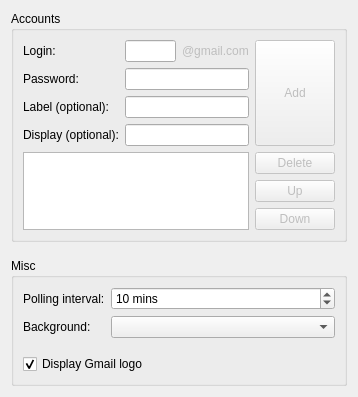
xxsergzzxx/gmailnotifier, file src/applet/gmailnotifierappletconfig.ui: the form before one commit.
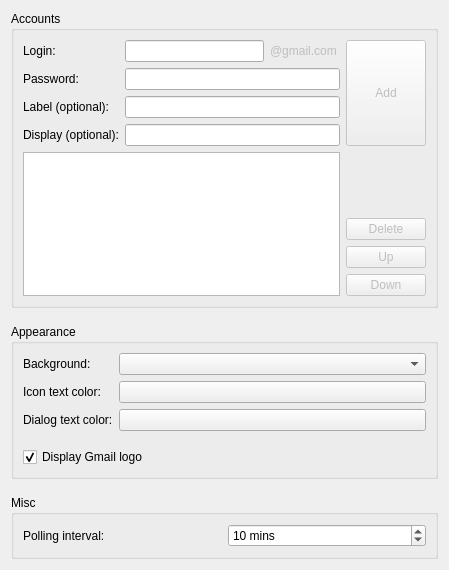
The form after the commit. Custom widgets are drawn as their Qt base class.

Commit message:
The user can now choose its own colors
- GUI cleanup / Reorg. / Add 2 new options for choosing colors
- CGUI (minor) code cleanup

What changed in the file:
```diff
--- a/src/applet/gmailnotifierappletconfig.ui
+++ b/src/applet/gmailnotifierappletconfig.ui
@@ -5,14 +5,14 @@
    <rect>
     <x>0</x>
     <y>0</y>
-    <width>358</width>
-    <height>396</height>
+    <width>449</width>
+    <height>570</height>
    </rect>
   </property>
   <property name="windowTitle" >
    <string>Form</string>
   </property>
-  <layout class="QGridLayout" name="gridLayout" >
+  <layout class="QGridLayout" name="gridLayout_5" >
    <item row="0" column="0" >
     <widget class="QGroupBox" name="grpBoxAccounts" >
      <property name="sizePolicy" >
@@ -284,7 +284,7 @@
     </widget>
    </item>
    <item row="1" column="0" >
-    <spacer name="verticalSpacer_2" >
+    <spacer name="verticalSpacer_4" >
      <property name="orientation" >
       <enum>Qt::Vertical</enum>
      </property>
@@ -300,21 +300,88 @@
     </spacer>
    </item>
    <item row="2" column="0" >
-    <widget class="QGroupBox" name="grpBoxMisc" >
+    <widget class="QGroupBox" name="grpAppearance" >
      <property name="title" >
-      <string>Misc</string>
+      <string>Appearance</string>
      </property>
-     <layout class="QGridLayout" name="gridLayout_4" >
+     <layout class="QGridLayout" name="gridLayout" >
       <item row="0" column="0" >
-       <layout class="QGridLayout" name="gridLayoutMisc" >
-        <item row="0" column="0" >
-         <widget class="QLabel" name="lblPollingInterval" >
-          <property name="text" >
-           <string>Polling interval:</string>
-          </property>
-         </widget>
-        </item>
+       <layout class="QFormLayout" name="formLayout_2" >
         <item row="1" column="0" >
+         <widget class="QLabel" name="lblIconTextColor" >
+          <property name="text" >
+           <string>Icon text color:</string>
+          </property>
+          <property name="buddy" >
+           <cstring>kcbIconColor</cstring>
+          </property>
+         </widget>
+        </item>
+        <item row="2" column="0" >
+         <widget class="QLabel" name="lblDialogTextColor" >
+          <property name="text" >
+           <string>Dialog text color:</string>
+          </property>
+          <property name="buddy" >
+           <cstring>kcbDialogColor</cstring>
+          </property>
+         </widget>
+        </item>
+        <item row="1" column="1" >
+         <widget class="KColorButton" name="kcbIconColor" >
+          <property name="sizePolicy" >
+           <sizepolicy vsizetype="Fixed" hsizetype="Expanding" >
+            <horstretch>0</horstretch>
+            <verstretch>0</verstretch>
+           </sizepolicy>
+          </property>
+          <property name="toolTip" >
+           <string>Color for the text drawn over the icon (when in panel mode)</string>
+          </property>
+          <property name="color" >
+           <color>
+            <red>0</red>
+            <green>87</green>
+            <blue>174</blue>
+           </color>
+          </property>
+          <property name="defaultColor" >
+           <color>
+            <red>0</red>
+            <green>87</green>
+            <blue>174</blue>
+           </color>
+          </property>
+         </widget>
+        </item>
+        <item row="2" column="1" >
+         <widget class="KColorButton" name="kcbDialogColor" >
+          <property name="sizePolicy" >
+           <sizepolicy vsizetype="Fixed" hsizetype="Expanding" >
+            <horstretch>0</horstretch>
+            <verstretch>0</verstretch>
+           </sizepolicy>
+          </property>
+          <property name="toolTip" >
+           <string>Color for the dialog text</string>
+          </property>
+          <property name="color" >
+           <color>
+            <red>255</red>
+            <green>255</green>
+            <blue>255</blue>
+           </color>
+          </property>
+          <property name="defaultColor" >
+           <color>
+            <red>255</red>
+            <green>255</green>
+            <blue>255</blue>
+           </color>
+          </property>
+         </widget>
+        </item>
+        <item row="0" column="0" >
          <widget class="QLabel" name="lblBackground" >
           <property name="sizePolicy" >
            <sizepolicy vsizetype="Preferred" hsizetype="Minimum" >
@@ -328,28 +395,6 @@
          </widget>
         </item>
         <item row="0" column="1" >
-         <widget class="KIntSpinBox" name="spinPollingInterval" >
-          <property name="toolTip" >
-           <string>Polling interval</string>
-          </property>
-          <property name="autoFillBackground" >
-           <bool>false</bool>
-          </property>
-          <property name="suffix" >
-           <string> mins</string>
-          </property>
-          <property name="minimum" >
-           <number>1</number>
-          </property>
-          <property name="maximum" >
-           <number>9999</number>
-          </property>
-          <property name="value" >
-           <number>10</number>
-          </property>
-         </widget>
-        </item>
-        <item row="1" column="1" >
          <widget class="KComboBox" name="comboBackground" >
           <property name="sizePolicy" >
            <sizepolicy vsizetype="Fixed" hsizetype="Expanding" >
@@ -399,9 +444,75 @@
      </layout>
     </widget>
    </item>
+   <item row="3" column="0" >
+    <spacer name="verticalSpacer_2" >
+     <property name="orientation" >
+      <enum>Qt::Vertical</enum>
+     </property>
+     <property name="sizeType" >
+      <enum>QSizePolicy::Fixed</enum>
+     </property>
+     <property name="sizeHint" stdset="0" >
+      <size>
+       <width>20</width>
+       <height>10</height>
+      </size>
+     </property>
+    </spacer>
+   </item>
+   <item row="4" column="0" >
+    <widget class="QGroupBox" name="grpBoxMisc" >
+     <property name="title" >
+      <string>Misc</string>
+     </property>
+     <layout class="QGridLayout" name="gridLayout_4" >
+      <item row="0" column="0" >
+       <layout class="QGridLayout" name="gridLayoutMisc" >
+        <item row="0" column="0" >
+         <widget class="QLabel" name="lblPollingInterval" >
+          <property name="text" >
+           <string>Polling interval:</string>
+          </property>
+          <property name="buddy" >
+           <cstring>spinPollingInterval</cstring>
+          </property>
+         </widget>
+        </item>
+        <item row="0" column="1" >
+         <widget class="KIntSpinBox" name="spinPollingInterval" >
+          <property name="toolTip" >
+           <string>Polling Interval</string>
+          </property>
+          <property name="autoFillBackground" >
+           <bool>false</bool>
+          </property>
+          <property name="suffix" >
+           <string> mins</string>
+          </property>
+          <property name="minimum" >
+           <number>1</number>
+          </property>
+          <property name="maximum" >
+           <number>9999</number>
+          </property>
+          <property name="value" >
+           <number>10</number>
+          </property>
+         </widget>
+        </item>
+       </layout>
+      </item>
+     </layout>
+    </widget>
+   </item>
   </layout>
  </widget>
  <customwidgets>
+  <customwidget>
+   <class>KColorButton</class>
+   <extends>QPushButton</extends>
+   <header>kcolorbutton.h</header>
+  </customwidget>
   <customwidget>
    <class>KComboBox</class>
    <extends>QComboBox</extends>
```
Left out of the diff: 14 changed lines with no effect on the pictures. The commit also changes 5 other files.
